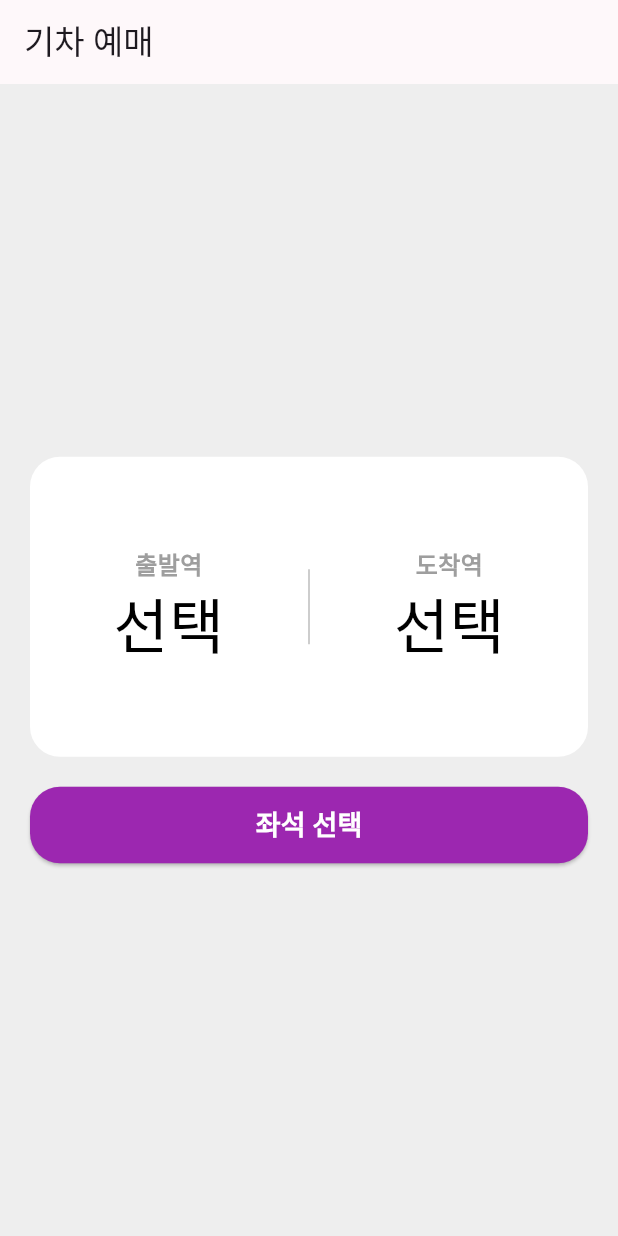
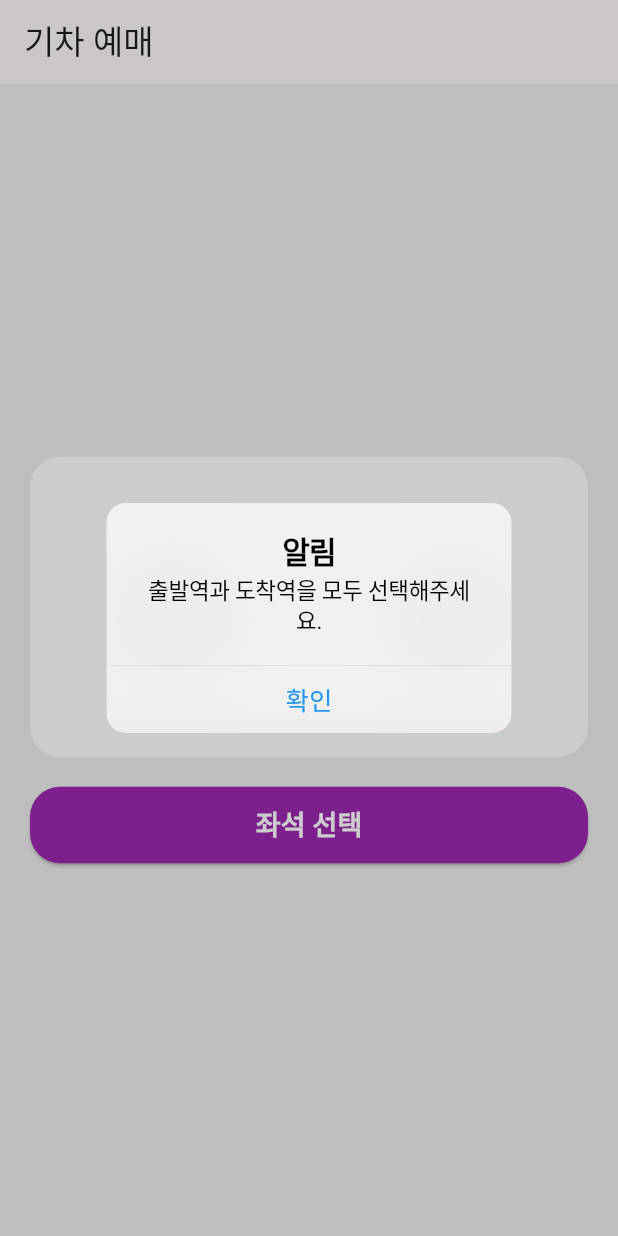
Before and after one commit to daehan-lim/flutter-train-app, a Flutter app: the screen it shows after launch, after a tap on "좌석 선택", on a phone screen of 412 x 824 dp. Run offline on Flutter 3.47's test engine with Material 3 defaults, Android fonts, the light colour scheme and no system bars.

Commit message:
feat: Show cupertino dialog when pressing on seat select button and not both stations are not selected yet

```diff
--- a/lib/app/constants/app_strings.dart
+++ b/lib/app/constants/app_strings.dart
@@ -5,6 +5,10 @@ class AppStrings {
   static const arrivalStation = '도착역';
   static const select = '선택';
   static const selectSeat = '좌석 선택';
+  static const notice = '알림';
+  static const selectDepartureArrivalMessage = '출발역과 도착역을 모두 선택해주세요.';
+  static const confirm = '확인';
+
   static const stationNames = [
     '수서',
     '동탄',
--- a/lib/ui/home/home_page.dart
+++ b/lib/ui/home/home_page.dart
@@ -70,7 +70,37 @@ class _HomePageState extends State<HomePage> {
             ),
             SizedBox(height: 20),
             ElevatedButton(
-              onPressed: () {},
+              onPressed: () {
+                if (_departureStation != null && _arrivalStation != null) {
+                  Navigator.push(
+                    context,
+                    MaterialPageRoute(
+                      builder:
+                          (context) =>
+                              StationListPage(AppStrings.arrivalStation),
+                    ),
+                  );
+                } else {
+                  showCupertinoDialog(
+                    context: context,
+                    builder: (context) {
+                      return CupertinoAlertDialog(
+                        title: Text(AppStrings.notice, style: TextStyle(fontSize: 20)),
+                        content: Text(AppStrings.selectDepartureArrivalMessage, style: TextStyle(fontSize: 15)),
+                        actions: [
+                          CupertinoDialogAction(
+                            onPressed: () => Navigator.pop(context),
+                            child: Text(
+                              AppStrings.confirm,
+                              style: TextStyle(color: Colors.blue, fontSize: 17),
+                            ),
+                          ),
+                        ],
+                      );
+                    },
+                  );
+                }
+              },
               child: Text(
                 AppStrings.selectSeat,
                 style: AppStyles.seatSelectButtonText,
```
